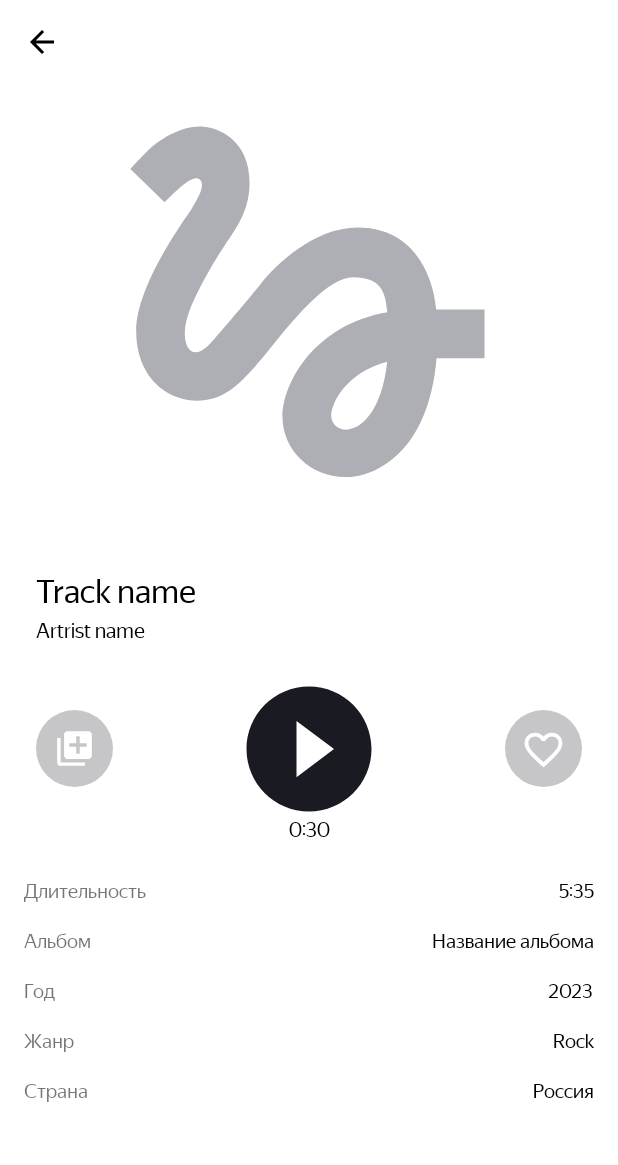
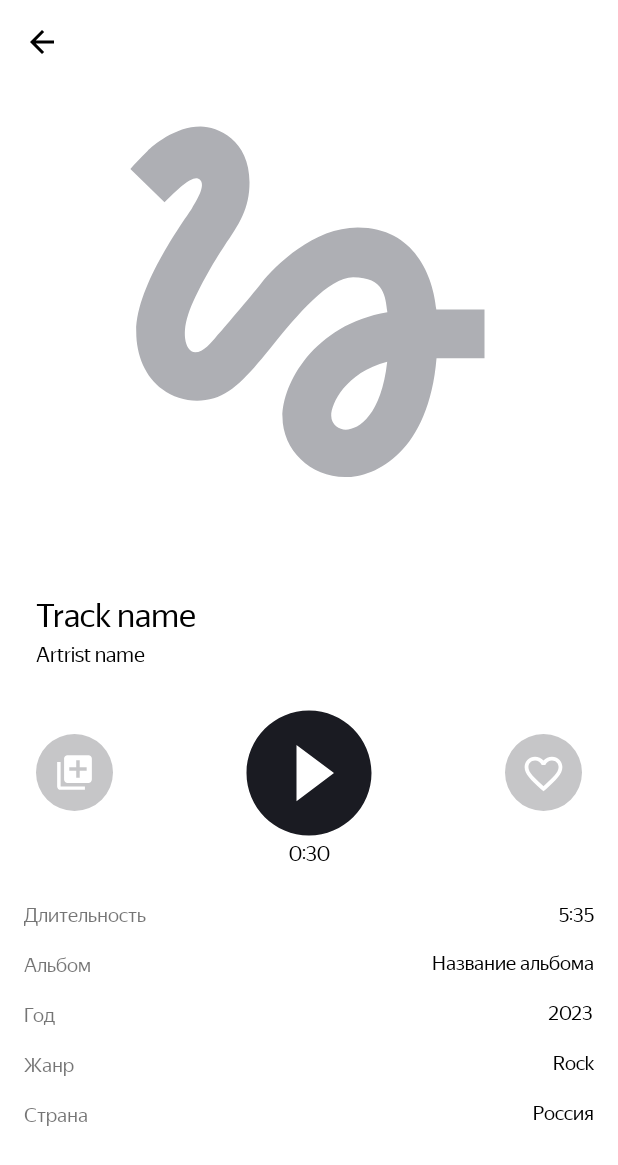
Before and after one commit to Keiyakushi/PlaylistMaker, an Android app: the MediaActivity screen opened directly, with no data from a screen before it, on a phone screen of 412 x 824 dp. Shown: the top 1165 px of the screen. Run offline under Robolectric (Android 15) with nearby library versions, the phone set to English and light mode, and no system bars; pictures from the network do not load; 8 statements that could not run were skipped.

Commit message:
Sprint №13(final)

```diff
--- a/app/src/main/java/com/practicum/playlistmaker/MediaActivity.kt
+++ b/app/src/main/java/com/practicum/playlistmaker/MediaActivity.kt
@@ -42,7 +42,7 @@ class MediaActivity : AppCompatActivity() {
             .load(track.artworkUrl100.replaceAfterLast("/", "512x512bb.jpg"))
             .placeholder(R.drawable.ic_placeholder_media)
             .centerCrop()
-            .transform(RoundedCorners(this.resources.getDimensionPixelSize(R.dimen.corner_dp)))
+            .transform(RoundedCorners(this.resources.getDimensionPixelSize(R.dimen.corner_album_cover)))
             .into(image_album)
         track_name.text = track.trackName
         artist_name.text = track.artistName
--- a/app/src/main/res/layout/activity_media.xml
+++ b/app/src/main/res/layout/activity_media.xml
@@ -1,4 +1,9 @@
 <?xml version="1.0" encoding="utf-8"?>
+<ScrollView
+    android:layout_width="match_parent"
+    android:layout_height="match_parent"
+    xmlns:android="http://schemas.android.com/apk/res/android">
+
 <androidx.constraintlayout.widget.ConstraintLayout xmlns:android="http://schemas.android.com/apk/res/android"
     xmlns:app="http://schemas.android.com/apk/res-auto"
     xmlns:tools="http://schemas.android.com/tools"
@@ -72,31 +77,31 @@
         app:layout_constraintStart_toStartOf="parent"
         app:layout_constraintTop_toBottomOf="@+id/top_guideline"
         app:srcCompat="@drawable/ic_placeholder_media"
-        android:contentDescription="@string/placeholder"/>
+        android:contentDescription="@string/placeholder"
+        />
 
     <TextView
         android:id="@+id/track_name_media"
         android:layout_width="wrap_content"
         android:layout_height="wrap_content"
-        android:layout_marginTop="@dimen/twenty_four"
+        android:layout_marginTop="40dp"
         android:fontFamily="@font/ys_display_regular"
         android:text="@string/track_name"
         android:textColor="?attr/track_text"
         android:textFontWeight="400"
         android:textSize="@dimen/medium_text_size"
         android:textStyle="bold"
-        android:ellipsize="end"
-        android:maxLines="1"
+        app:layout_constraintEnd_toEndOf="@id/right_guideline"
+        app:layout_constraintHorizontal_bias="0.0"
         app:layout_constraintStart_toStartOf="@+id/left_guideline"
-        app:layout_constraintTop_toBottomOf="@+id/cover_media" />
+        app:layout_constraintTop_toBottomOf="@+id/cover_media"
+        />
 
     <TextView
         android:id="@+id/artist_name_media"
         android:layout_width="wrap_content"
         android:layout_height="wrap_content"
         android:layout_marginTop="4dp"
-        android:ellipsize="end"
-        android:maxLines="1"
         android:fontFamily="@font/ys_display_regular"
         android:text="@string/artrist_name"
         android:textColor="?attr/track_text"
@@ -104,7 +109,9 @@
         android:textSize="14sp"
         android:textStyle="bold"
         app:layout_constraintStart_toStartOf="@+id/left_guideline"
-        app:layout_constraintTop_toBottomOf="@+id/track_name_media" />
+        app:layout_constraintTop_toBottomOf="@+id/track_name_media"
+        app:layout_constraintEnd_toEndOf="@id/right_guideline"
+        app:layout_constraintHorizontal_bias="0.0"/>
 
     <ImageButton
         android:id="@+id/bt_add_to_playlist"
@@ -202,7 +209,7 @@
         android:id="@+id/album_name"
         android:layout_width="wrap_content"
         android:layout_height="wrap_content"
-        android:layout_marginTop="@dimen/seventeen_dp"
+        android:layout_marginTop="16dp"
         android:fontFamily="@font/ys_display_regular"
         android:text="@string/album_name"
         android:textColor="?attr/track_text"
@@ -210,6 +217,8 @@
         android:textSize="@dimen/thirteen_sp"
         android:textStyle="bold"
         app:layout_constraintEnd_toEndOf="@+id/right_guideline_16dp"
+        app:layout_constraintHorizontal_bias="1.0"
+        app:layout_constraintStart_toEndOf="@+id/album"
         app:layout_constraintTop_toBottomOf="@+id/time_duration"
         app:layout_constraintVertical_chainStyle="spread" />
 
@@ -301,3 +310,4 @@
         app:layout_constraintVertical_chainStyle="spread" />
 
 </androidx.constraintlayout.widget.ConstraintLayout>
+</ScrollView>
--- a/app/src/main/res/values/dimens.xml
+++ b/app/src/main/res/values/dimens.xml
@@ -10,6 +10,7 @@
     <dimen name="twenty_eight_dp">28dp</dimen>
     <dimen name="forty_dp">40dp</dimen>
     <dimen name="corner_dp">2dp</dimen>
+    <dimen name="corner_album_cover">8dp</dimen>
     <dimen name="image_dp">45dp</dimen>
     <dimen name="eight_dp">8dp</dimen>
     <dimen name="five_dp">5dp</dimen>
```
